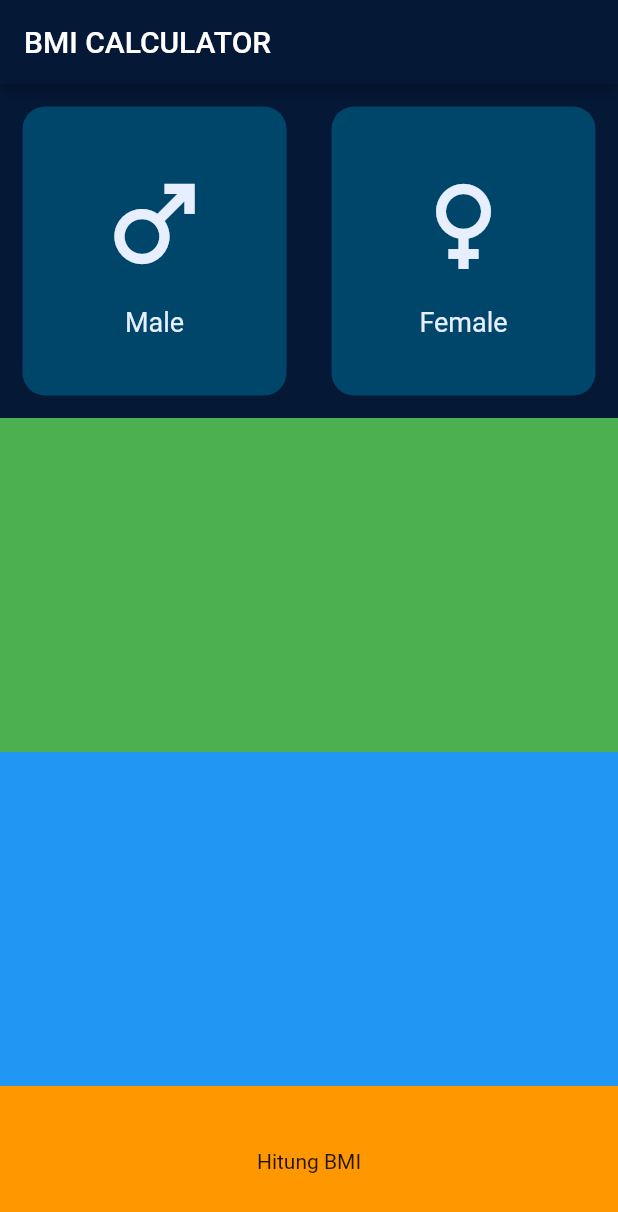
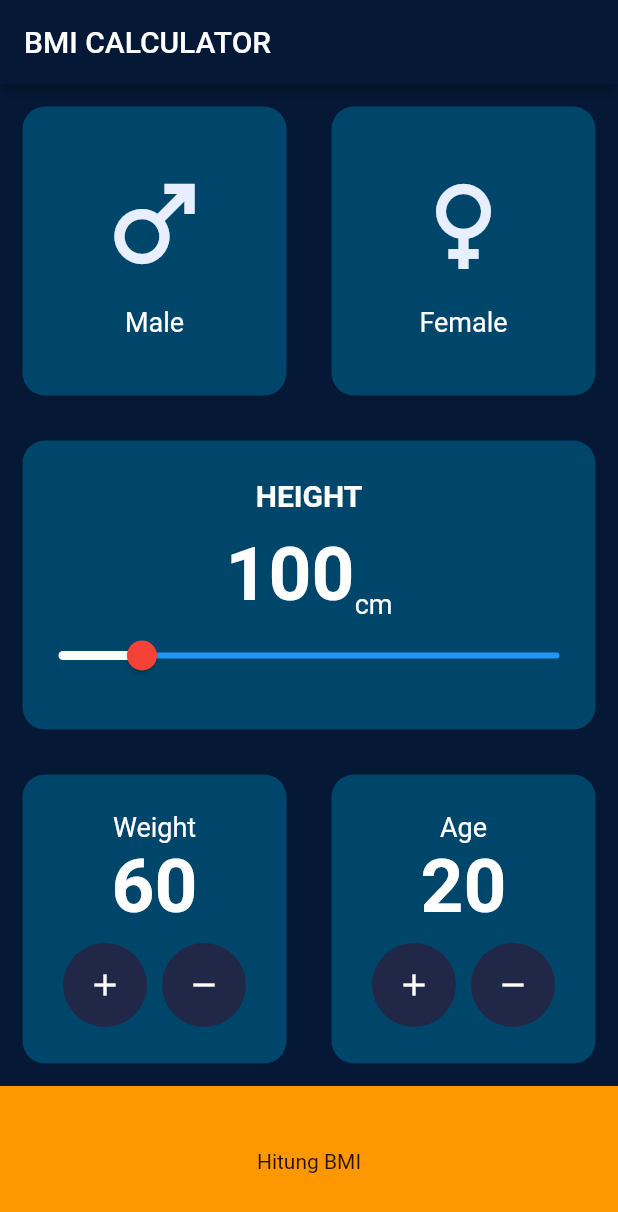
Before and after one commit to febriyohanes/flutter, a Flutter app: the screen it shows after launch, on a phone screen of 412 x 824 dp. Shown: the top 1212 px of the screen. Run offline on Flutter 3.47's test engine with Material 2 defaults, Android fonts, the light colour scheme and no system bars; missing offline and left inert: dart:html.

Commit message:
pus ux ui

```diff
--- a/lib/view/bmi_data_screen.dart
+++ b/lib/view/bmi_data_screen.dart
@@ -1,3 +1,5 @@
+import 'dart:html';
+
 import 'package:bmi/view/bmi_result_screen.dart';
 import 'package:bmi/view/constants/constant.dart';
 import 'package:flutter/material.dart';
@@ -10,6 +12,8 @@ class BmiDataScreen extends StatefulWidget {
 }
 
 class _BmiDataScreenState extends State<BmiDataScreen> {
+  int height = 100;
+
   @override
   Widget build(BuildContext context) {
     return Scaffold(
@@ -23,23 +27,158 @@ class _BmiDataScreenState extends State<BmiDataScreen> {
               child: Container(
             child: Row(
               children: [
-                Expanded(child: BmiCard()),
                 Expanded(
-                    child: Container(
-                  decoration: BoxDecoration(
-                      color: Color(0xff00456a),
-                      borderRadius: BorderRadius.circular(15)),
-                  margin: EdgeInsets.all(15),
-                  child: GenderIconText(
-                    title: 'Female',
-                    icon: Icons.female,
-                  ),
-                ))
+                    child: BmiCard(
+                        child: GenderIconText(
+                  title: 'Male',
+                  icon: Icons.male,
+                ))),
+                Expanded(
+                    child: BmiCard(
+                        child: GenderIconText(
+                  title: 'Female',
+                  icon: Icons.female,
+                )))
               ],
             ),
           )),
-          Expanded(child: Container(color: Colors.green)),
-          Expanded(child: Container(color: Colors.blue)),
+          Expanded(
+              child: Container(
+            child: BmiCard(
+              child: Column(
+                mainAxisAlignment: MainAxisAlignment.center,
+                children: [
+                  Text(
+                    "HEIGHT",
+                    style: labelTextstyle!
+                        .copyWith(fontSize: 20, fontWeight: FontWeight.bold),
+                  ),
+                  SizedBox(height: 12),
+                  Row(
+                    mainAxisAlignment: MainAxisAlignment.center,
+                    crossAxisAlignment: CrossAxisAlignment.end,
+                    children: [
+                      Text(
+                        "$height",
+                        style: numberTextStyle,
+                      ),
+                      Text(
+                        "cm",
+                        style: labelTextstyle,
+                      ),
+                    ],
+                  ),
+                  Slider(
+                    value: height.toDouble(),
+                    min: 80,
+                    max: 200,
+                    thumbColor: Colors.red,
+                    inactiveColor: Colors.blue,
+                    activeColor: Colors.white,
+                    onChanged: (value) {
+                      height = value.toInt();
+                      setState(() {});
+                    },
+                  )
+                ],
+              ),
+            ),
+          )),
+          Expanded(
+              child: Container(
+            child: Row(
+              children: [
+                Expanded(
+                    child: BmiCard(
+                  child: Column(
+                    mainAxisAlignment: MainAxisAlignment.center,
+                    children: [
+                      Text(
+                        "Weight",
+                        style: labelTextstyle,
+                      ),
+                      Text("60", style: numberTextStyle),
+                      SizedBox(height: 8),
+                      Row(
+                        mainAxisAlignment: MainAxisAlignment.center,
+                        children: [
+                          RawMaterialButton(
+                            onPressed: () {},
+                            elevation: 0,
+                            child: Icon(
+                              Icons.add,
+                              color: Colors.white,
+                            ),
+                            shape: CircleBorder(),
+                            fillColor: Color(0xff212747),
+                            constraints:
+                                BoxConstraints.tightFor(width: 56, height: 56),
+                          ),
+                          SizedBox(width: 10),
+                          RawMaterialButton(
+                            onPressed: () {},
+                            elevation: 0,
+                            child: Icon(
+                              Icons.remove,
+                              color: Colors.white,
+                            ),
+                            shape: CircleBorder(),
+                            fillColor: Color(0xff212747),
+                            constraints:
+                                BoxConstraints.tightFor(width: 56, height: 56),
+                          ),
+                        ],
+                      )
+                    ],
+                  ),
+                )),
+                Expanded(
+                    child: BmiCard(
+                  child: Column(
+                    mainAxisAlignment: MainAxisAlignment.center,
+                    children: [
+                      Text(
+                        "Age",
+                        style: labelTextstyle,
+                      ),
+                      Text("20", style: numberTextStyle),
+                      SizedBox(height: 8),
+                      Row(
+                        mainAxisAlignment: MainAxisAlignment.center,
+                        children: [
+                          RawMaterialButton(
+                            onPressed: () {},
+                            elevation: 0,
+                            child: Icon(
+                              Icons.add,
+                              color: Colors.white,
+                            ),
+                            shape: CircleBorder(),
+                            fillColor: Color(0xff212747),
+                            constraints:
+                                BoxConstraints.tightFor(width: 56, height: 56),
+                          ),
+                          SizedBox(width: 10),
+                          RawMaterialButton(
+                            onPressed: () {},
+                            elevation: 0,
+                            child: Icon(
+                              Icons.remove,
+                              color: Colors.white,
+                            ),
+                            shape: CircleBorder(),
+                            fillColor: Color(0xff212747),
+                            constraints:
+                                BoxConstraints.tightFor(width: 56, height: 56),
+                          ),
+                        ],
+                      )
+                    ],
+                  ),
+                )),
+              ],
+            ),
+          )),
           GestureDetector(
             onTap: () {
               Navigator.of(context).push(MaterialPageRoute(builder: (context) {
@@ -60,10 +199,9 @@ class _BmiDataScreenState extends State<BmiDataScreen> {
 
 class BmiCard extends StatelessWidget {
   const BmiCard({
-    Key? key, this.child,
-
+    Key? key,
+    this.child,
   }) : super(key: key);
-
   final Widget? child;
 
   //Materi 7 menit ke 11.46
@@ -75,10 +213,7 @@ class BmiCard extends StatelessWidget {
         borderRadius: BorderRadius.circular(15),
       ),
       margin: EdgeInsets.all(15),
-      child: GenderIconText(
-        title: 'Male',
-        icon: Icons.male,
-      ),
+      child: child,
     );
   }
 }
@@ -102,7 +237,7 @@ class GenderIconText extends StatelessWidget {
         const SizedBox(height: 15),
         Text(
           title,
-          style: genderTextStyle,
+          style: labelTextstyle,
         )
       ],
     );
--- a/lib/view/constants/constant.dart
+++ b/lib/view/constants/constant.dart
@@ -1,7 +1,13 @@
 import 'package:flutter/material.dart';
 
 Color primaryColor = Color(0xff051937);
-TextStyle genderTextStyle = TextStyle(
+TextStyle labelTextstyle = TextStyle(
     fontSize: 18,
-    color: Color(0xffe7efff)
+    color: Colors.white
 );
+
+TextStyle numberTextStyle = TextStyle(
+    fontSize: 50,
+    fontWeight: FontWeight.bold,
+    color: Colors.white
+);
```
